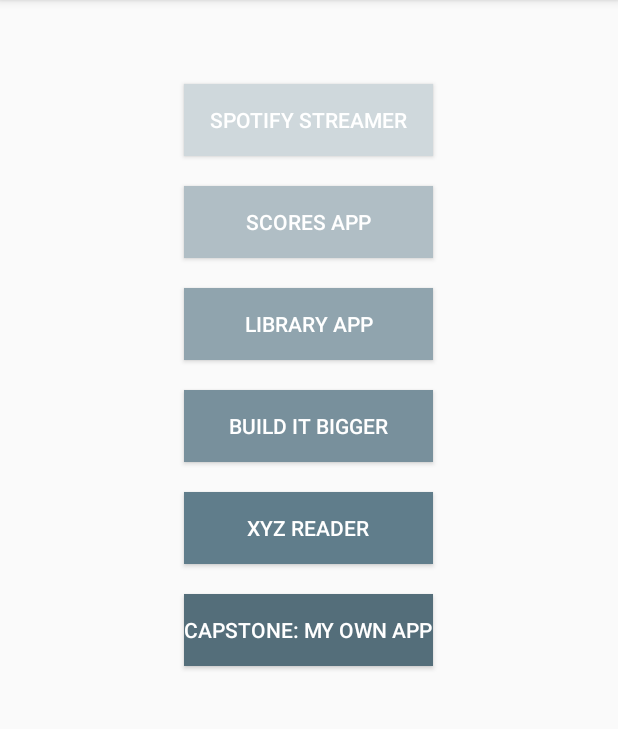
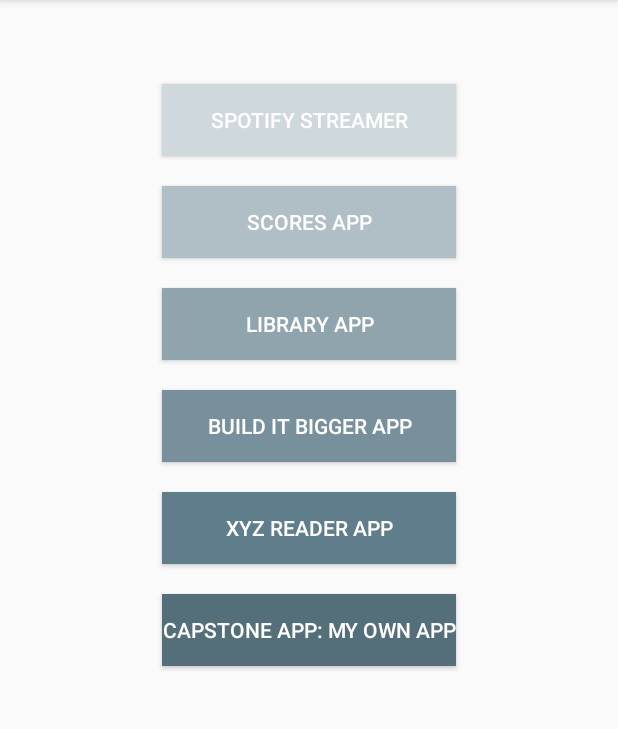
Before and after one commit to A2nyc/MyAppPortfolio, an Android app: the screen it shows after launch (MainActivity), on a phone screen of 412 x 824 dp, the part 84-813 px from its top. Run offline under Robolectric (Android 15) with nearby library versions, the phone set to English and light mode, and no system bars.

Commit message:
Fixed Strings.xml 3rd commit

```diff
--- a/app/src/main/res/layout/activity_main.xml
+++ b/app/src/main/res/layout/activity_main.xml
@@ -12,7 +12,7 @@
     <Button
         android:layout_width="wrap_content"
         android:layout_height="wrap_content"
-        android:text="Spotify Streamer"
+        android:text="@string/spotify_streamer"
         android:id="@+id/button"
         android:layout_marginTop="40dp"
         android:background="#cfd8dc"
@@ -27,7 +27,7 @@
     <Button
         android:layout_width="wrap_content"
         android:layout_height="wrap_content"
-        android:text="Scores APP"
+        android:text="@string/scores_app"
         android:id="@+id/button2"
         android:background="#B0BEC5"
         android:layout_below="@+id/button"
@@ -43,7 +43,7 @@
     <Button
         android:layout_width="wrap_content"
         android:layout_height="wrap_content"
-        android:text="Library App"
+        android:text="@string/library_app"
         android:id="@+id/button3"
         android:layout_below="@+id/button2"
         android:background="#90A4AE"
@@ -59,7 +59,7 @@
     <Button
         android:layout_width="wrap_content"
         android:layout_height="wrap_content"
-        android:text="Build it bigger"
+        android:text="@string/build_bigger"
         android:id="@+id/button4"
         android:layout_below="@+id/button3"
         android:background="#78909C"
@@ -76,7 +76,7 @@
     <Button
         android:layout_width="wrap_content"
         android:layout_height="wrap_content"
-        android:text="XYZ Reader"
+        android:text="@string/xyz_reader"
         android:id="@+id/button5"
         android:layout_below="@+id/button4"
         android:background="#607D8B"
@@ -92,7 +92,7 @@
     <Button
         android:layout_width="wrap_content"
         android:layout_height="wrap_content"
-        android:text="Capstone: My Own APP"
+        android:text="@string/cap_stone"
         android:layout_margin="10dp"
         android:id="@+id/button6"
         android:singleLine="false"
--- a/app/src/main/res/values/strings.xml
+++ b/app/src/main/res/values/strings.xml
@@ -1,3 +1,9 @@
 <resources>
     <string name="app_name">My App Portfolio</string>
+    <string name="spotify_streamer">Spotify Streamer</string>
+    <string name="scores_app">Scores APP</string>
+    <string name="library_app">Library App</string>
+    <string name="build_bigger">Build it Bigger APP</string>
+    <string name="xyz_reader">XYZ Reader APP</string>
+    <string name="cap_stone">CAPSTONE APP: My Own APP</string>
 </resources>
```
